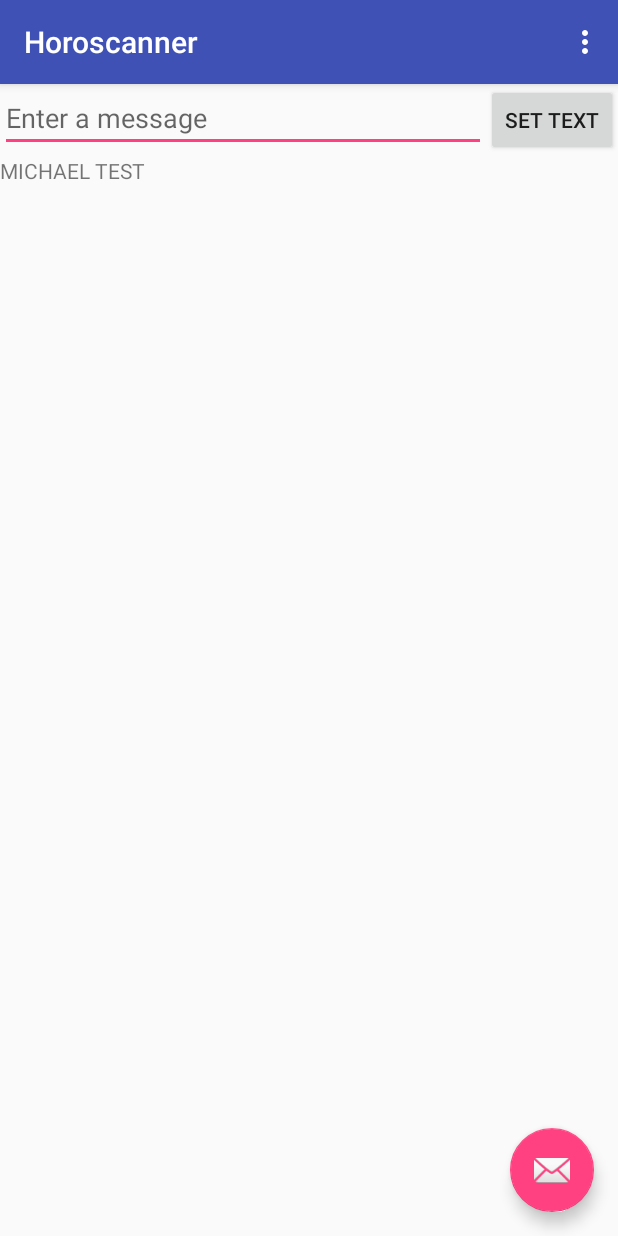
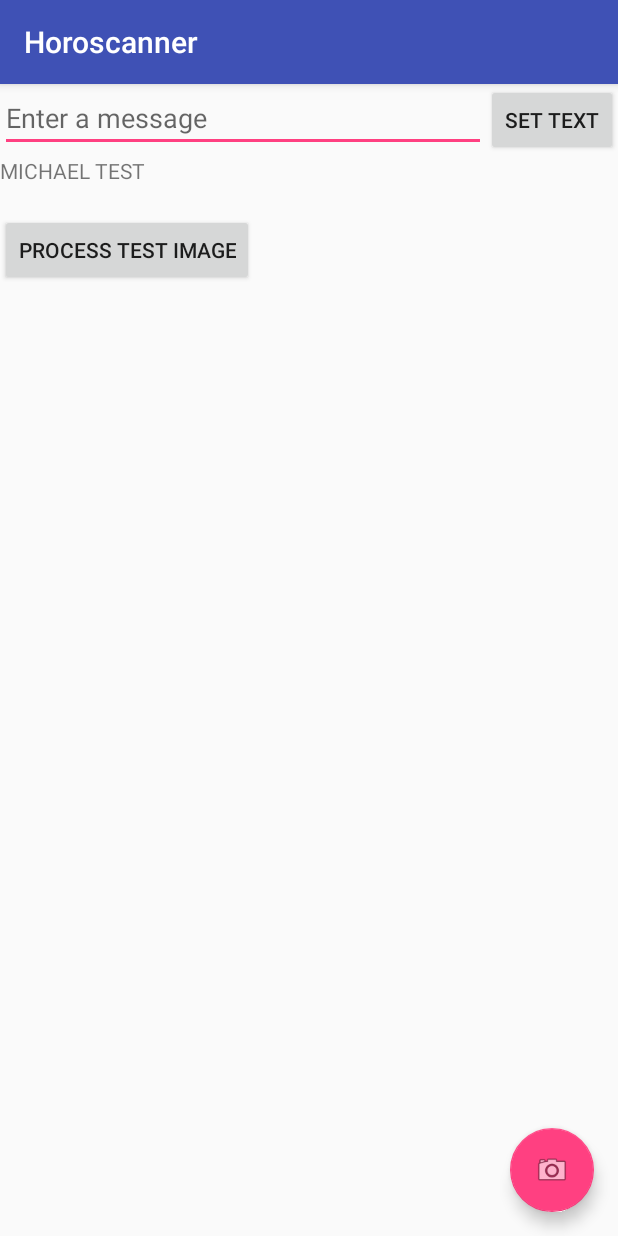
Before and after one commit to Ampersandnz/Horoscanner, an Android app: the screen it shows after launch (MainActivity), on a phone screen of 412 x 824 dp. Run offline under Robolectric (Android 15) with nearby library versions, the phone set to English and light mode, and no system bars.

Commit message:
Added example code from a tutorial on the Android native barcode scanning API

```diff
--- a/app/build.gradle
+++ b/app/build.gradle
@@ -24,4 +24,5 @@ dependencies {
     testCompile 'junit:junit:4.12'
     compile 'com.android.support:appcompat-v7:24.0.0'
     compile 'com.android.support:design:24.0.0'
+    compile 'com.google.android.gms:play-services:9.2.0'
 }
--- a/app/src/main/res/layout/activity_main.xml
+++ b/app/src/main/res/layout/activity_main.xml
@@ -29,6 +29,6 @@
         android:layout_height="wrap_content"
         android:layout_gravity="bottom|end"
         android:layout_margin="@dimen/fab_margin"
-        android:src="@android:drawable/ic_dialog_email" />
+        android:src="@android:drawable/ic_menu_camera" />
 
 </android.support.design.widget.CoordinatorLayout>
--- a/app/src/main/res/layout/content_main.xml
+++ b/app/src/main/res/layout/content_main.xml
@@ -33,4 +33,28 @@
         android:layout_width="wrap_content"
         android:layout_height="wrap_content"
         android:text="@string/text_default" />
+
+    <LinearLayout
+        android:layout_width="wrap_content"
+        android:layout_height="wrap_content"
+        android:orientation="vertical">
+
+        <TextView
+            android:text=""
+            android:layout_width="wrap_content"
+            android:layout_height="wrap_content"
+            android:id="@+id/txtContent" />
+
+        <Button
+            android:layout_width="wrap_content"
+            android:layout_height="wrap_content"
+            android:text="@string/button_TEST"
+            android:id="@+id/button" />
+
+        <ImageView
+            android:layout_width="wrap_content"
+            android:layout_height="wrap_content"
+            android:id="@+id/imgview"
+            android:contentDescription="@string/default_qr" />
+    </LinearLayout>
 </LinearLayout>
--- a/app/src/main/res/values/strings.xml
+++ b/app/src/main/res/values/strings.xml
@@ -3,6 +3,9 @@
     <string name="app_name">Horoscanner</string>
     <string name="edit_message">Enter a message</string>
     <string name="button_setText">Set text</string>
+    <string name="button_TEST">PROCESS TEST IMAGE</string>
     <string name="action_settings">Settings</string>
     <string name="text_default">MICHAEL TEST</string>
+    <string name="error_no_detector">Could not set up the detector!</string>
+    <string name="default_qr">Default hardcoded QR code image for testing</string>
 </resources>
```
Also changed, not shown: app/src/main/java/com/android/michaello/horoscanner/MainActivity.java (+46 -17 lines).
